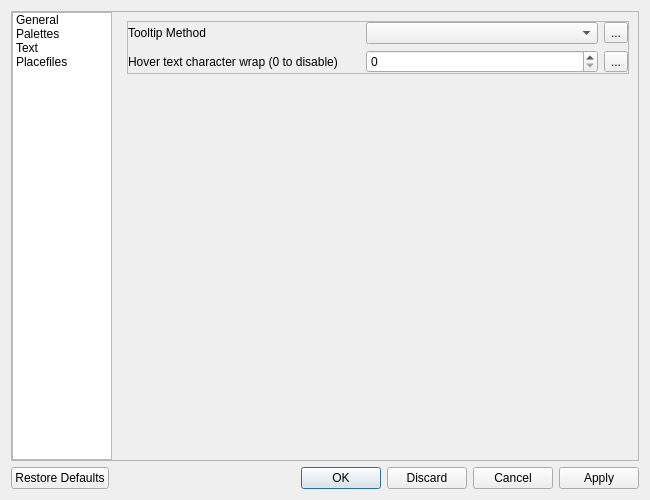
dpaulat/supercell-wx, file scwx-qt/source/scwx/qt/ui/settings_dialog.ui: the form before one commit.
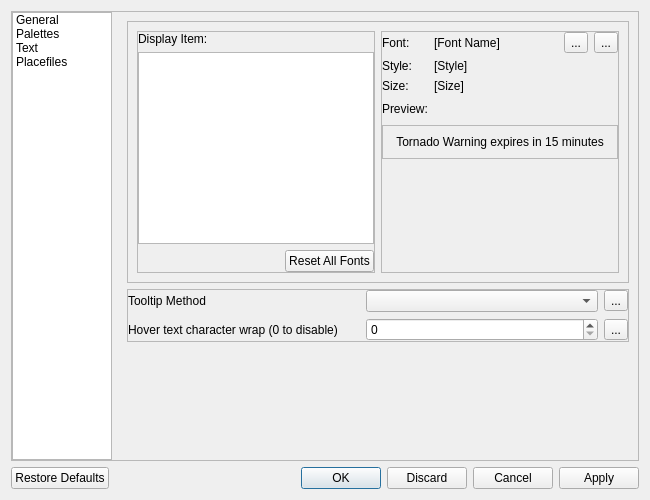
The form after the commit. The open tabs and pages were chosen to show the change. Icons and pictures are not drawn.

Commit message: Add font selection skeleton

Diff of the .ui file:
```diff
--- a/scwx-qt/source/scwx/qt/ui/settings_dialog.ui
+++ b/scwx-qt/source/scwx/qt/ui/settings_dialog.ui
@@ -438,6 +438,214 @@
         </widget>
         <widget class="QWidget" name="text">
          <layout class="QVBoxLayout" name="verticalLayout_5">
+          <item>
+           <widget class="QFrame" name="frame_4">
+            <property name="frameShape">
+             <enum>QFrame::StyledPanel</enum>
+            </property>
+            <property name="frameShadow">
+             <enum>QFrame::Plain</enum>
+            </property>
+            <layout class="QGridLayout" name="gridLayout_8" columnstretch="1,1">
+             <item row="0" column="0">
+              <widget class="QFrame" name="frame_5">
+               <property name="frameShape">
+                <enum>QFrame::StyledPanel</enum>
+               </property>
+               <property name="frameShadow">
+                <enum>QFrame::Raised</enum>
+               </property>
+               <layout class="QGridLayout" name="gridLayout_9">
+                <property name="leftMargin">
+                 <number>0</number>
+                </property>
+                <property name="topMargin">
+                 <number>0</number>
+                </property>
+                <property name="rightMargin">
+                 <number>0</number>
+                </property>
+                <property name="bottomMargin">
+                 <number>0</number>
+                </property>
+                <item row="2" column="1">
+                 <widget class="QPushButton" name="resetAllFontsButton">
+                  <property name="text">
+                   <string>Reset All Fonts</string>
+                  </property>
+                 </widget>
+                </item>
+                <item row="2" column="0">
+                 <spacer name="horizontalSpacer_2">
+                  <property name="orientation">
+                   <enum>Qt::Horizontal</enum>
+                  </property>
+                  <property name="sizeHint" stdset="0">
+                   <size>
+                    <width>40</width>
+                    <height>20</height>
+                   </size>
+                  </property>
+                 </spacer>
+                </item>
+                <item row="1" column="0" colspan="2">
+                 <widget class="QListView" name="fontListView"/>
+                </item>
+                <item row="0" column="0" colspan="2">
+                 <widget class="QLabel" name="label_10">
+                  <property name="text">
+                   <string>Display Item:</string>
+                  </property>
+                 </widget>
+                </item>
+               </layout>
+              </widget>
+             </item>
+             <item row="0" column="1">
+              <widget class="QFrame" name="frame_6">
+               <property name="frameShape">
+                <enum>QFrame::StyledPanel</enum>
+               </property>
+               <property name="frameShadow">
+                <enum>QFrame::Raised</enum>
+               </property>
+               <layout class="QGridLayout" name="gridLayout_6">
+                <property name="leftMargin">
+                 <number>0</number>
+                </property>
+                <property name="topMargin">
+                 <number>0</number>
+                </property>
+                <property name="rightMargin">
+                 <number>0</number>
+                </property>
+                <property name="bottomMargin">
+                 <number>0</number>
+                </property>
+                <item row="8" column="0">
+                 <spacer name="verticalSpacer_5">
+                  <property name="orientation">
+                   <enum>Qt::Vertical</enum>
+                  </property>
+                  <property name="sizeHint" stdset="0">
+                   <size>
+                    <width>20</width>
+                    <height>40</height>
+                   </size>
+                  </property>
+                 </spacer>
+                </item>
+                <item row="7" column="0" colspan="5">
+                 <widget class="QFrame" name="frame_7">
+                  <property name="frameShape">
+                   <enum>QFrame::StyledPanel</enum>
+                  </property>
+                  <property name="frameShadow">
+                   <enum>QFrame::Raised</enum>
+                  </property>
+                  <layout class="QVBoxLayout" name="verticalLayout_7">
+                   <item>
+                    <widget class="QLabel" name="fontPreviewLabel">
+                     <property name="text">
+                      <string>Tornado Warning expires in 15 minutes</string>
+                     </property>
+                     <property name="alignment">
+                      <set>Qt::AlignCenter</set>
+                     </property>
+                     <property name="wordWrap">
+                      <bool>true</bool>
+                     </property>
+                    </widget>
+                   </item>
+                  </layout>
+                 </widget>
+                </item>
+                <item row="0" column="3">
+                 <widget class="QToolButton" name="fontSelectButton">
+                  <property name="text">
+                   <string>...</string>
+                  </property>
+                 </widget>
+                </item>
+                <item row="3" column="2">
+                 <widget class="QLabel" name="fontStyleLabel">
+                  <property name="text">
+                   <string>[Style]</string>
+                  </property>
+                 </widget>
+                </item>
+                <item row="0" column="2">
+                 <widget class="QLabel" name="fontNameLabel">
+                  <property name="text">
+                   <string>[Font Name]</string>
+                  </property>
+                 </widget>
+                </item>
+                <item row="0" column="4">
+                 <widget class="QToolButton" name="resetFontButton">
+                  <property name="text">
+                   <string>...</string>
+                  </property>
+                  <property name="icon">
+                   <iconset resource="../../../../scwx-qt.qrc">
+                    <normaloff>:/res/icons/font-awesome-6/rotate-left-solid.svg</normaloff>:/res/icons/font-awesome-6/rotate-left-solid.svg</iconset>
+                  </property>
+                 </widget>
+                </item>
+                <item row="5" column="2">
+                 <widget class="QLabel" name="fontSizeLabel">
+                  <property name="text">
+                   <string>[Size]</string>
+                  </property>
+                 </widget>
+                </item>
+                <item row="0" column="0">
+                 <widget class="QLabel" name="label_11">
+                  <property name="text">
+                   <string>Font:</string>
+                  </property>
+                 </widget>
+                </item>
+                <item row="3" column="0">
+                 <widget class="QLabel" name="label_15">
+                  <property name="text">
+                   <string>Style:</string>
+                  </property>
+                 </widget>
+                </item>
+                <item row="5" column="0">
+                 <widget class="QLabel" name="label_18">
+                  <property name="text">
+                   <string>Size:</string>
+                  </property>
+                 </widget>
+                </item>
+                <item row="6" column="0" colspan="2">
+                 <widget class="QLabel" name="label_13">
+                  <property name="text">
+                   <string>Preview:</string>
+                  </property>
+                 </widget>
+                </item>
+                <item row="6" column="2">
+                 <spacer name="horizontalSpacer">
+                  <property name="orientation">
+                   <enum>Qt::Horizontal</enum>
+                  </property>
+                  <property name="sizeHint" stdset="0">
+                   <size>
+                    <width>40</width>
+                    <height>20</height>
+                   </size>
+                  </property>
+                 </spacer>
+                </item>
+               </layout>
+              </widget>
+             </item>
+            </layout>
+           </widget>
+          </item>
           <item>
            <widget class="QFrame" name="frame_3">
             <property name="frameShape">
```
The commit also changes 1 other file.
